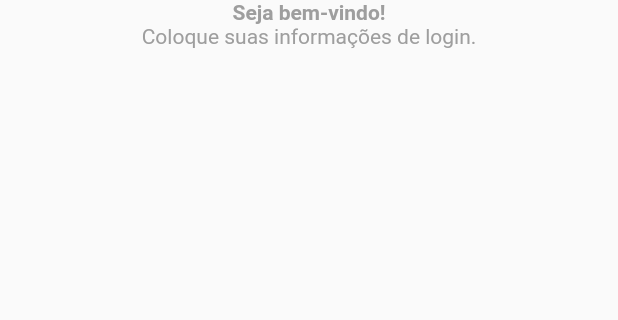
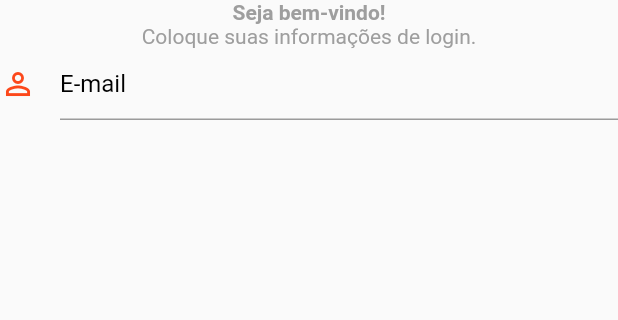
Before and after one commit to VictorNaz/Project_Seth, a Flutter app: the screen it shows after launch, after a tap on "Entrar", on a phone screen of 412 x 824 dp, the part 534-854 px from its top. Run offline on Flutter 3.47's test engine with Material 2 defaults, Android fonts, the phone set to English and light mode, and no system bars; missing offline and left inert: dart:html.

Commit message:
V6.0 - campo de email

```diff
--- a/lib/loginpage.dart
+++ b/lib/loginpage.dart
@@ -1,4 +1,5 @@
 import 'dart:html';
+import 'dart:ui';
 
 import 'package:flutter/material.dart';
 
@@ -26,6 +27,19 @@ class _LoginPageState extends State<LoginPage> {
               ),
               const Text("Seja bem-vindo!", style: TextStyle(color: Colors.grey, fontWeight: FontWeight.bold)),
               const Text("Coloque suas informações de login.", style: TextStyle(color: Colors.grey)),
+
+              const TextField(
+                decoration: InputDecoration(
+
+                  icon: Icon(Icons.person_outline, color: Color.fromARGB(255, 252, 72, 27)),
+                  hintText: "E-mail",
+                  hintStyle: TextStyle(color: Colors.black),
+                  focusedBorder: UnderlineInputBorder(borderSide: BorderSide(color: Color.fromARGB(255, 252, 72, 27))),
+                  ),
+
+                ),
+
+
             ],
           ),
         ));
```
